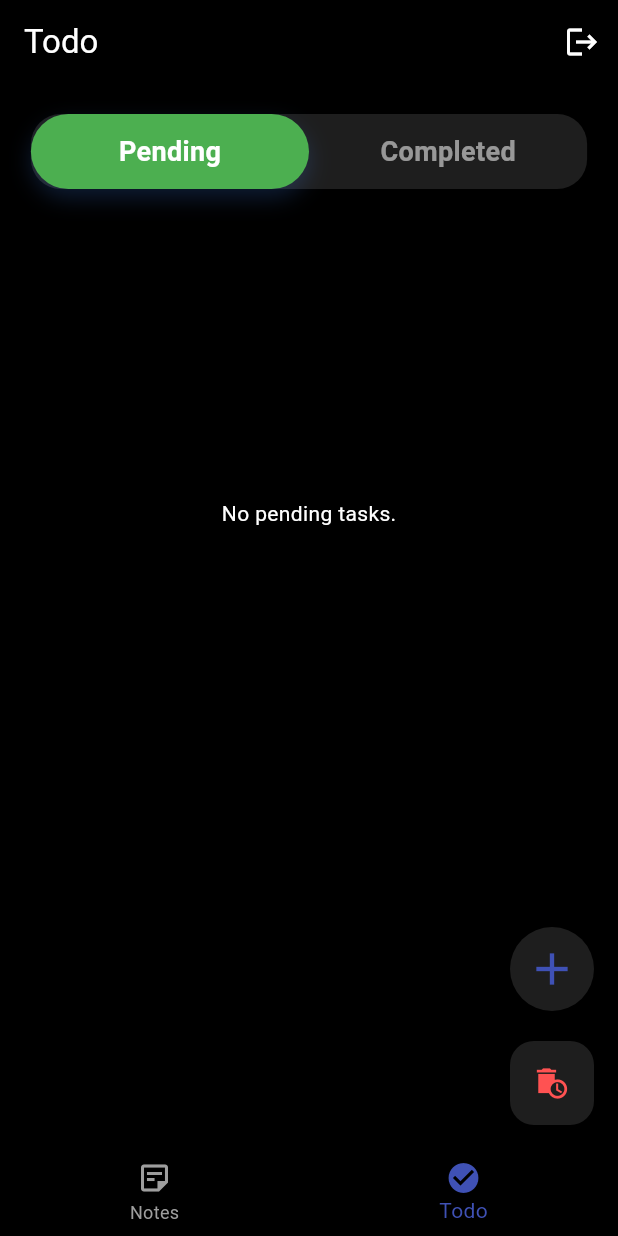
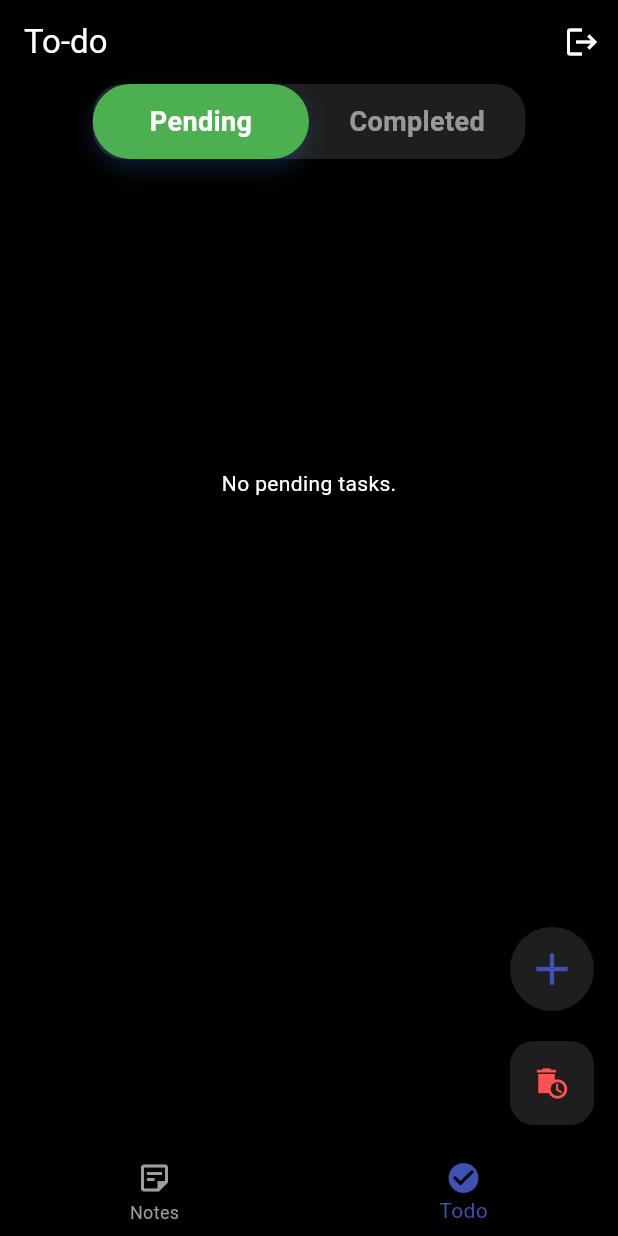
Before and after one commit to Sojib201/todo_using_firebase_auth_using_firebase, a Flutter app: the HomeScreen screen opened directly, item 2 of the bottom bar chosen, on a phone screen of 412 x 824 dp. Run offline on Flutter 3.47's test engine with Material 3 defaults, Android fonts, the light colour scheme and no system bars; our stand-ins replace cloud_firestore, firebase_auth, firebase_core, flutter_slidable; accounts and stored records are empty.

Commit message:
complete todo app with authentication using firebase

```diff
--- a/lib/database_service.dart
+++ b/lib/database_service.dart
@@ -73,7 +73,8 @@ class DatabaseService {
           title: doc['title'] ?? '',
           description: doc['description'] ?? '',
           completed: doc['completed'] ?? false,
-          timeStamp: doc['createdAt'] ?? '');
+          //timeStamp: doc['createdAt'] ?? '');
+          timeStamp: doc['createdAt'] ?? Timestamp.now(),);
     }).toList();
   }
 
--- a/lib/home_screen.dart
+++ b/lib/home_screen.dart
@@ -221,7 +221,7 @@ class _HomeScreenState extends State<HomeScreen> {
           backgroundColor: Colors.transparent,
           elevation: 0,
           title: Text(
-            _currentIndex==0?'Notes':'Todo',
+            _currentIndex==0?'Notes':'To-do',
             style: const TextStyle(
             color: Colors.white,
             fontSize: 22
--- a/lib/pending_details_screen.dart
+++ b/lib/pending_details_screen.dart
@@ -125,7 +125,7 @@ class _TaskDetailScreenState extends State<TaskDetailScreen> {
             ),
           ],
         ),
-                ),
+        ),
       ),
     );
   }
--- a/lib/recycle_bin_screen.dart
+++ b/lib/recycle_bin_screen.dart
@@ -24,7 +24,6 @@ class _RecycleBinScreenState extends State<RecycleBinScreen> {
     final size = MediaQuery.of(context).size;
 
     return Scaffold(
-     // backgroundColor: const Color(0xFF121212),
       backgroundColor: Colors.black,
       appBar: AppBar(
         backgroundColor: Colors.transparent,
--- a/lib/splash_screen.dart
+++ b/lib/splash_screen.dart
@@ -30,7 +30,7 @@ class _SplashScreenState extends State<SplashScreen> {
 
   @override
   Widget build(BuildContext context) {
-    return Scaffold(
+    return const Scaffold(
       backgroundColor: Colors.black,
       // body: Center(
       //   child: Text(
--- a/lib/todo_tab.dart
+++ b/lib/todo_tab.dart
@@ -1,8 +1,6 @@
 import 'package:firebase_auth/firebase_auth.dart';
 import 'package:flutter/material.dart';
-import 'package:to_do_with_firebase/auth_service.dart';
 import 'package:to_do_with_firebase/database_service.dart';
-import 'package:to_do_with_firebase/login_screen.dart';
 import 'package:to_do_with_firebase/recycle_bin_screen.dart';
 import 'package:to_do_with_firebase/todo_model.dart';
 import 'package:to_do_with_firebase/widgets/complete_task_widgets.dart';
@@ -107,12 +105,9 @@ class _TodoTabState extends State<TodoTab> {
       backgroundColor: Colors.black,
       body: Column(
         children: [
-          const SizedBox(height: 20),
-          Row(
-            mainAxisAlignment: MainAxisAlignment.center,
-            children: [
+         // const SizedBox(height: 20),
           Container(
-                width: screenWidth * 0.9,
+            width: screenWidth * 0.7,
             height: 50,
             decoration: BoxDecoration(
               color: const Color(0xFF1E1E1E),
@@ -137,11 +132,11 @@ class _TodoTabState extends State<TodoTab> {
                 AnimatedPositioned(
                   duration: const Duration(milliseconds: 10),
                   curve: Curves.easeInOut,
-                      left: buttonIndex == 0 ? 0 : screenWidth * 0.45,
+                  left: buttonIndex == 0 ? 0 : screenWidth * 0.35,
                   top: 0,
                   bottom: 0,
                   child: Container(
-                        width: screenWidth * 0.45,
+                    width: screenWidth * 0.35,
                     decoration: BoxDecoration(
                       borderRadius: BorderRadius.circular(30),
                       //color: const Color(0xFF5A6AFF),
@@ -208,9 +203,6 @@ class _TodoTabState extends State<TodoTab> {
               ],
             ),
           ),
-            ],
-          ),
-
           const SizedBox(height: 10),
           Expanded(
             child: SingleChildScrollView(
--- a/lib/widgets/complete_task_widgets.dart
+++ b/lib/widgets/complete_task_widgets.dart
@@ -33,10 +33,8 @@ class _CompleteTaskWidgetsState extends State<CompleteTaskWidgets> {
     final difference = now.difference(dt);
 
     if (difference.inHours < 24) {
-      // Show time only
       return formatTime(dt);
     } else {
-      // Show full date
       return '${dt.day}/${dt.month}/${dt.year}';
     }
   }
```
Also changed, not shown: lib/notes_details_screen.dart (+1 -20 lines). Lines whose indentation alone changed are shown as unchanged.
